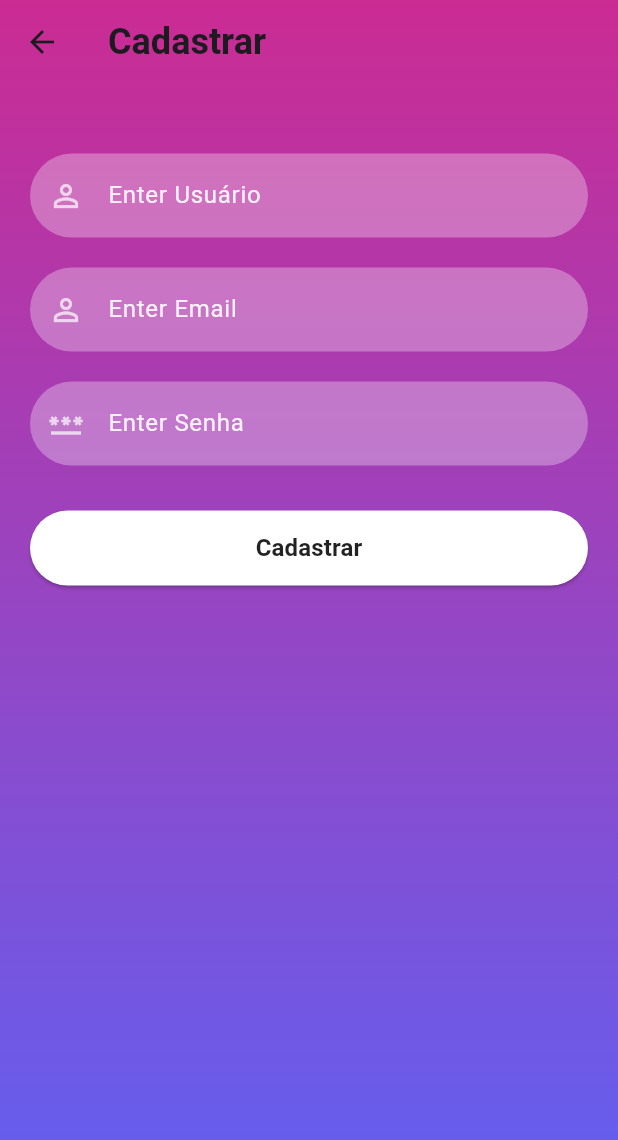
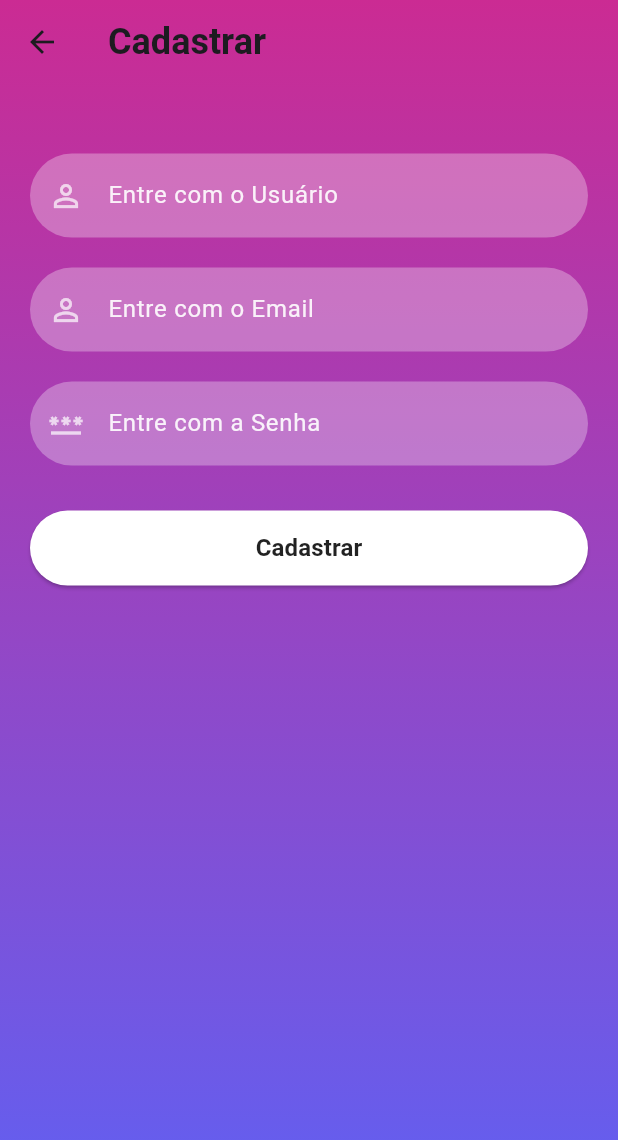
Before and after one commit to marcelo-ls-reis/pi_cart-o, a Flutter app: the screen it shows after launch, after a tap on "Cadastre-se", on a phone screen of 412 x 824 dp. Shown: the top 1140 px of the screen. Run offline on Flutter 3.47's test engine with Material 3 defaults, Android fonts, the phone set to English and light mode, and no system bars; our stand-ins replace firebase_auth, firebase_core; accounts and stored records are empty; network calls fail.

Commit message:
Atualização

```diff
--- a/lib/main.dart
+++ b/lib/main.dart
@@ -1,12 +1,15 @@
+import 'package:firebase_core/firebase_core.dart';
 import 'package:flutter/material.dart';
 import 'package:pi/pages/signin.dart';
 
-void main() {
+void main() async {
+  WidgetsFlutterBinding.ensureInitialized();
+  await Firebase.initializeApp();
+
   runApp(const MyApp());
 }
 
 class MyApp extends StatelessWidget {
-
   const MyApp({super.key});
 
   // This widget is the root of your application.
--- a/lib/pages/signup.dart
+++ b/lib/pages/signup.dart
@@ -1,10 +1,11 @@
+import 'package:firebase_auth/firebase_auth.dart';
+import 'package:flutter/foundation.dart';
 import 'package:flutter/material.dart';
 import 'package:pi/pages/home.dart';
 import 'package:pi/reusable_widget/reusable_widget.dart';
 import 'package:pi/utils/color_utils.dart';
 
 class SignUpScreen extends StatefulWidget {
-
   const SignUpScreen({super.key});
 
   @override
@@ -12,7 +13,6 @@ class SignUpScreen extends StatefulWidget {
 }
 
 class _SignUpScreenState extends State<SignUpScreen> {
-
   final TextEditingController _userNameTextController = TextEditingController();
   final TextEditingController _emailTextController = TextEditingController();
   final TextEditingController _passwordTextController = TextEditingController();
@@ -46,27 +46,39 @@ class _SignUpScreenState extends State<SignUpScreen> {
               const SizedBox(
                 height: 20,
               ),
-              reusableTextFild("Enter Usuário", Icons.person_outline, false,
+              reusableTextFild("Entre com o Usuário", Icons.person_outline, false,
                   _userNameTextController),
               const SizedBox(
                 height: 20,
               ),
-              reusableTextFild("Enter Email", Icons.person_outline, false,
+              reusableTextFild("Entre com o Email", Icons.person_outline, false,
                   _emailTextController),
               const SizedBox(
                 height: 20,
               ),
-              reusableTextFild("Enter Senha", Icons.password, true,
-                  _passwordTextController),
+              reusableTextFild(
+                  "Entre com a Senha", Icons.password, true, _passwordTextController),
               const SizedBox(
                 height: 20,
               ),
               signInSignUpButton(context, false, () {
-                Navigator.push(
-                    context,
-                    MaterialPageRoute(
-                        builder: (context) => const HomeScreen()));
-              }),
+                FirebaseAuth.instance
+                    .createUserWithEmailAndPassword(
+                        email: _emailTextController.text,
+                        password: _passwordTextController.text)
+                    .then((value) {
+                      if (kDebugMode) {
+                        print("Criou o usuário com sucesso");
+                      }
+                  Navigator.push(context,
+                      MaterialPageRoute(
+                          builder: (context) => const HomeScreen()));
+              }).onError((error, stackTrace) {
+                if (kDebugMode) {
+                  print("Error: ${error.toString()}");
+                }
+              });
+              })
             ],
           ),
         )),
--- a/pubspec.yaml
+++ b/pubspec.yaml
@@ -36,6 +36,7 @@ dependencies:
   # Use with the CupertinoIcons class for iOS style icons.
   cupertino_icons: ^1.0.6
   firebase_core: ^2.30.1
+  firebase_auth: ^4.19.4
 
 dev_dependencies:
   flutter_test:
```
Also changed, not shown: firebase.json (added), lib/firebase_options.dart, pubspec.lock, 3 other files.
